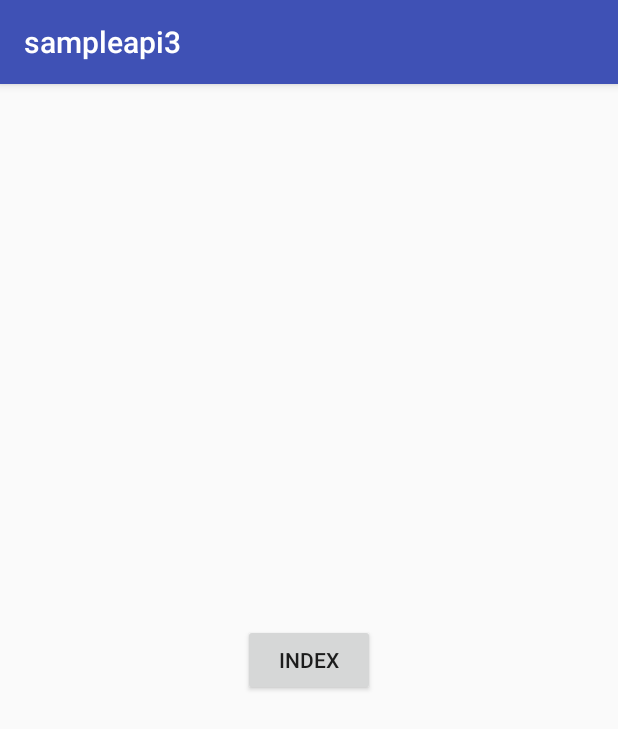
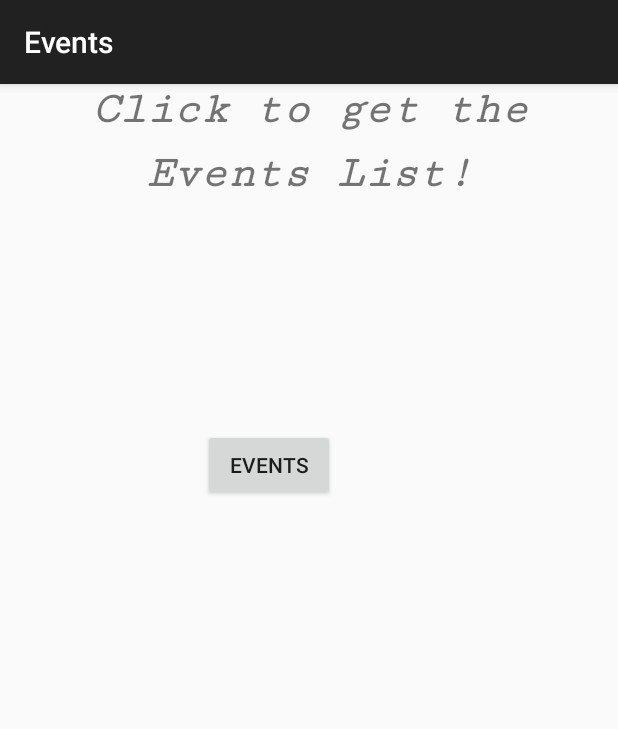
Before and after one commit to raj59595/Events, an Android app: the screen it shows after launch (MainActivity before the commit, HomeActivity after it), on a phone screen of 412 x 824 dp. Shown: the top 729 px of the screen. Run offline under Robolectric (Android 15) with nearby library versions, the phone set to English and light mode, and no system bars.

Commit message:
Events Done with proper folders

```diff
--- a/app/src/main/AndroidManifest.xml
+++ b/app/src/main/AndroidManifest.xml
@@ -10,14 +10,14 @@
         android:roundIcon="@mipmap/ic_launcher_round"
         android:supportsRtl="true"
         android:theme="@style/AppTheme">
-        <activity android:name=".MainActivity">
+        <activity android:name=".Activity.HomeActivity">
             <intent-filter>
                 <action android:name="android.intent.action.MAIN" />
 
                 <category android:name="android.intent.category.LAUNCHER" />
             </intent-filter>
         </activity>
-        <activity android:name=".Index"></activity>
+        <activity android:name=".Activity.EventlistActivity"></activity>
     </application>
 
 </manifest>
--- a/app/src/main/java/com/example/specter/sampleapi3/MainActivity.java
+++ b/app/src/main/java/com/example/specter/sampleapi3/Activity/HomeActivity.java
@@ -1,4 +1,4 @@
-package com.example.specter.sampleapi3;
+package com.example.specter.sampleapi3.Activity;
 
 import android.content.Intent;
 import android.support.v7.app.AppCompatActivity;
@@ -6,7 +6,9 @@ import android.os.Bundle;
 import android.view.View;
 import android.widget.Button;
 
-public class MainActivity extends AppCompatActivity {
+import com.example.specter.sampleapi3.R;
+
+public class HomeActivity extends AppCompatActivity {
 
 
 
@@ -19,7 +21,7 @@ public class MainActivity extends AppCompatActivity {
             @Override
             public void onClick(View v) {
 
-                Intent intent =  new Intent(MainActivity.this,Index.class);
+                Intent intent =  new Intent(HomeActivity.this,EventlistActivity.class);
                 startActivity(intent);
             }
         });
--- a/app/src/main/java/com/example/specter/sampleapi3/AppEvent.java
+++ b/app/src/main/java/com/example/specter/sampleapi3/Models/Event.java
@@ -1,10 +1,10 @@
 
-package com.example.specter.sampleapi3;
+package com.example.specter.sampleapi3.Models;
 
 import com.google.gson.annotations.Expose;
 import com.google.gson.annotations.SerializedName;
 
-public class AppEvent {
+public class Event {
 
     @SerializedName("id")
     @Expose
--- a/app/src/main/java/com/example/specter/sampleapi3/APIInterface.java
+++ b/app/src/main/java/com/example/specter/sampleapi3/Utilities/RetrofitService.java
@@ -1,4 +1,4 @@
-package com.example.specter.sampleapi3;
+package com.example.specter.sampleapi3.Utilities;
 
 import com.google.gson.JsonObject;
 
@@ -9,7 +9,7 @@ import retrofit2.http.GET;
  * Created by specter on 2/20/18.
  */
 
-public interface APIInterface {
+public interface RetrofitService {
 
     @GET("app-events.json")
     Call<JsonObject> getEventlist();
--- a/app/src/main/res/layout/activity_main.xml
+++ b/app/src/main/res/layout/activity_main.xml
@@ -5,19 +5,25 @@
     android:layout_width="match_parent"
     android:layout_height="match_parent"
     android:orientation="vertical"
-    android:gravity="center"
-    tools:context="com.example.specter.sampleapi3.MainActivity">
 
+    tools:context="com.example.specter.sampleapi3.Activity.HomeActivity">
 
+    <TextView
+        android:layout_width="match_parent"
+        android:layout_height="80dp"
+        android:fontFamily="serif-monospace"
+        android:lineSpacingExtra="10sp"
+        android:text="Click to get the Events List!"
+        android:textAlignment="center"
+        android:textAllCaps="false"
+        android:textSize="30sp"
+        android:textStyle="bold|italic" />
 
     <Button
         android:id="@+id/button1"
         android:layout_width="wrap_content"
         android:layout_height="wrap_content"
-        android:text="Index"
-        android:gravity="center"
-        />
-
-
-
+        android:layout_marginHorizontal="135dp"
+        android:layout_marginTop="150dp"
+        android:text="EVENTS" />
 </LinearLayout>
--- a/app/src/main/res/values/colors.xml
+++ b/app/src/main/res/values/colors.xml
@@ -1,6 +1,6 @@
 <?xml version="1.0" encoding="utf-8"?>
 <resources>
-    <color name="colorPrimary">#3F51B5</color>
-    <color name="colorPrimaryDark">#303F9F</color>
-    <color name="colorAccent">#FF4081</color>
+    <color name="colorPrimary">#b54f3f</color>
+    <color name="colorPrimaryDark">#303f9f</color>
+    <color name="colorAccent">#40c6ff</color>
 </resources>
--- a/app/src/main/res/values/strings.xml
+++ b/app/src/main/res/values/strings.xml
@@ -1,3 +1,4 @@
 <resources>
-    <string name="app_name">sampleapi3</string>
+    <string name="app_name">Events</string>
+
 </resources>
--- a/app/src/main/res/values/styles.xml
+++ b/app/src/main/res/values/styles.xml
@@ -3,9 +3,6 @@
     <!-- Base application theme. -->
     <style name="AppTheme" parent="Theme.AppCompat.Light.DarkActionBar">
         <!-- Customize your theme here. -->
-        <item name="colorPrimary">@color/colorPrimary</item>
-        <item name="colorPrimaryDark">@color/colorPrimaryDark</item>
-        <item name="colorAccent">@color/colorAccent</item>
     </style>
 
 </resources>
```
Also changed, not shown: app/src/main/java/com/example/specter/sampleapi3/Activity/EventlistActivity.java (renamed from app/src/main/java/com/example/specter/sampleapi3/Index.java, +14 -8 lines), app/src/main/java/com/example/specter/sampleapi3/Adapters/EventAdapter.java (added, +53 -0 lines), app/src/main/java/com/example/specter/sampleapi3/EventList.java (deleted, +0 -24 lines), app/src/main/java/com/example/specter/sampleapi3/NewAdapter.java (deleted, +0 -68 lines), app/src/main/java/com/example/specter/sampleapi3/Utilities/RetrofitHelper.java (renamed from app/src/main/java/com/example/specter/sampleapi3/APIClient.java, +4 -4 lines), app/src/main/java/com/example/specter/sampleapi3/Viewholder/EventViewHolder.java (added, +57 -0 lines), app/src/main/res/layout/event_item.xml (+7 -5 lines).
